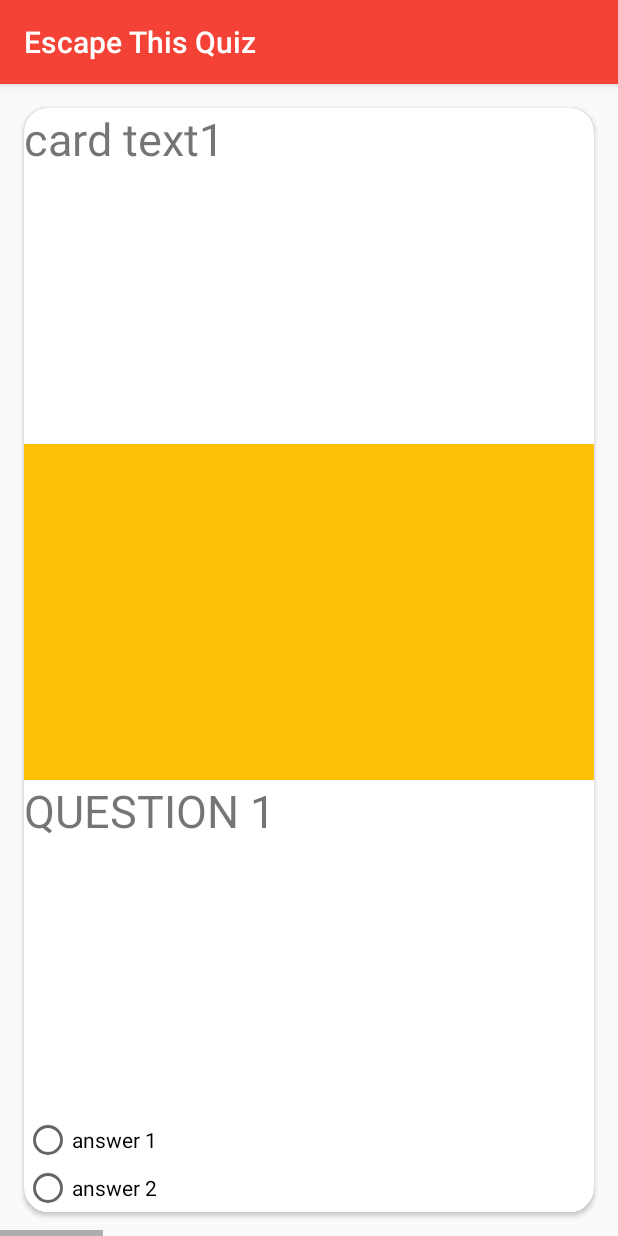
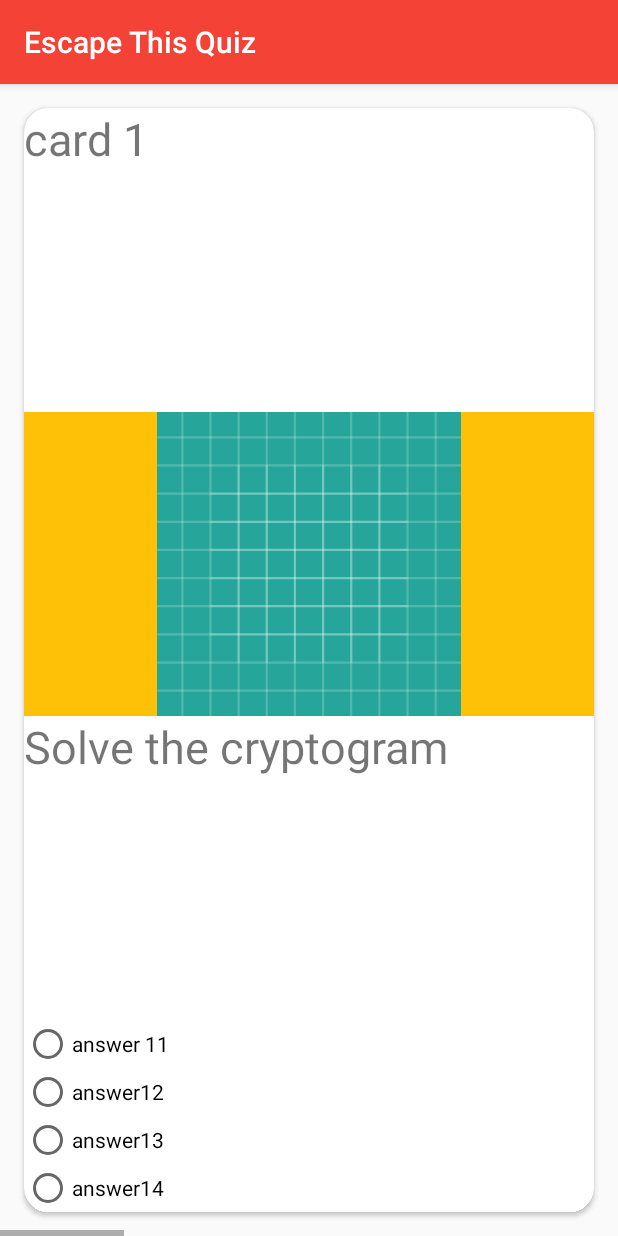
Before and after one commit to Melsara/EscapeThisQuiz, an Android app: the RecyclerActivity screen opened directly, with no data from a screen before it, on a phone screen of 412 x 824 dp. Run offline under Robolectric (Android 15) with nearby library versions, the phone set to English and light mode, and no system bars.

Commit message:
Now working with the help of this https://github.com/lilliCao/AndroidForTest. Adding more answers with respect to the example.

```diff
--- a/app/src/main/java/com/sardegnaisoladicavalli/escapethisquiz/RecyclerActivity.java
+++ b/app/src/main/java/com/sardegnaisoladicavalli/escapethisquiz/RecyclerActivity.java
@@ -4,6 +4,7 @@ import android.support.v7.app.AppCompatActivity;
 import android.support.v7.widget.LinearLayoutManager;
 import android.support.v7.widget.RecyclerView;
 import java.util.ArrayList;
+import java.util.Arrays;
 import java.util.List;
 
 
@@ -21,38 +22,21 @@ public class RecyclerActivity extends AppCompatActivity {
         llm.setOrientation(LinearLayoutManager.HORIZONTAL);
         recList.setLayoutManager(llm);
 
-        RecyclerActivityAdapter ca = new RecyclerActivityAdapter(createList(6));
-        RecyclerActivityAdapter ql = new RecyclerActivityAdapter(setQuestions(5));
-        recList.setAdapter(ql);
+        RecyclerActivityAdapter ca = new RecyclerActivityAdapter(createList());
         recList.setAdapter(ca);
-        ql.notifyDataSetChanged();
         ca.notifyDataSetChanged();
 
     }
 
-    private List<SubActivityData> createList(int size) {
+    private List<SubActivityData> createList() {
 
-        ArrayList<SubActivityData> aList = new ArrayList<SubActivityData>();
-        for (int i=1; i <= size; i++) {
-            SubActivityData ci = new SubActivityData();
-            ci.text = SubActivityData.CARD_TEXT + i;
-
-            aList.add(ci);
-
-
-        }
-
+        ArrayList<SubActivityData> aList = new ArrayList<SubActivityData>(Arrays.asList(
+                new SubActivityData(getString(R.string.question1), "card 1","answer 11", "answer12", "answer13", "answer14", R.drawable.ic_launcher_background),
+                new SubActivityData(getString(R.string.question2), "card 2","answer 21", "answer22", "answer23", "answer24", R.drawable.ic_launcher_background),
+                new SubActivityData(getString(R.string.question3), "card 3","answer 31", "answer32", "answer33", "answer34", R.drawable.ic_launcher_background),
+                new SubActivityData(getString(R.string.question4), "card 4","answer 41", "answer42", "answer43", "answer44", R.drawable.ic_launcher_background),
+                new SubActivityData(getString(R.string.question5), "card 5","answer 51", "answer52", "answer53", "answer54", R.drawable.ic_launcher_background)
+        ));
         return aList;
     }
-
-
-    private List<SubActivityData> setQuestions(int size) {
-
-            SubActivityData ql = new SubActivityData();
-            ql.setQuestion();
-            return (List<SubActivityData>) ql;
-
-        }
-
-
-    }
+}
--- a/app/src/main/java/com/sardegnaisoladicavalli/escapethisquiz/RecyclerActivityAdapter.java
+++ b/app/src/main/java/com/sardegnaisoladicavalli/escapethisquiz/RecyclerActivityAdapter.java
@@ -4,6 +4,8 @@ import android.support.v7.widget.RecyclerView;
 import android.view.LayoutInflater;
 import android.view.View;
 import android.view.ViewGroup;
+import android.widget.ImageView;
+import android.widget.RadioButton;
 import android.widget.TextView;
 import java.util.List;
 
@@ -25,7 +27,12 @@ public class RecyclerActivityAdapter  extends RecyclerView.Adapter<RecyclerActiv
     public void onBindViewHolder(CardViewHolder cardViewHolder, int i) {
         SubActivityData ci = SubActivityData.get(i);
         cardViewHolder.vTitle.setText(ci.text);
-        cardViewHolder.questionField.setText((CharSequence) ci.setQuestion());
+        cardViewHolder.questionField.setText(ci.question);
+        cardViewHolder.answer1.setText(ci.radioText1);
+        cardViewHolder.answer2.setText(ci.radioText2);
+        cardViewHolder.answer3.setText(ci.radioText3);
+        cardViewHolder.answer4.setText(ci.radioText4);
+        cardViewHolder.image.setImageResource(ci.image);
     }
 
     @Override
@@ -41,12 +48,23 @@ public class RecyclerActivityAdapter  extends RecyclerView.Adapter<RecyclerActiv
 
         protected TextView vTitle;
         protected TextView questionField;
+        protected RadioButton answer1;
+        protected RadioButton answer2;
+        protected RadioButton answer3;
+        protected RadioButton answer4;
+
+        protected ImageView image;
 
         public CardViewHolder(View v) {
             super(v);
 
             vTitle = (TextView) v.findViewById(R.id.card_text);
             questionField = (TextView) v.findViewById(R.id.card_question);
+            answer1=v.findViewById(R.id.card_answer1);
+            answer2=v.findViewById(R.id.card_answer2);
+            answer3=v.findViewById(R.id.card_answer3);
+            answer4=v.findViewById(R.id.card_answer4);
+            image=v.findViewById(R.id.card_image);
         }
     }
 }
--- a/app/src/main/java/com/sardegnaisoladicavalli/escapethisquiz/SubActivityData.java
+++ b/app/src/main/java/com/sardegnaisoladicavalli/escapethisquiz/SubActivityData.java
@@ -1,41 +1,27 @@
 package com.sardegnaisoladicavalli.escapethisquiz;
-
-import java.util.ArrayList;
-import java.util.List;
 
 /**
  * Created by Sara on 10/01/2018.
  */
 
-public class SubActivityData extends RecyclerActivity {
-    public static String q1;
-    public static String q2;
-    public static String q3;
-    public static String q4;
-    public static String q5;
+public class SubActivityData {
     protected String text;
+    protected String question;
+       protected String radioText1;
+    protected String radioText2;
+    protected String radioText3;
+    protected String radioText4;
+    protected int image;
     protected static final String CARD_TEXT = "card text";
 
-
-    public List setQuestion() {
-
-        ArrayList questionList = new ArrayList<SubActivityData>();
-        SubActivityData ql = new SubActivityData();
-        q1 = getString(R.string.question1);
-        q2 = getString(R.string.question2);
-        q3 = getString(R.string.question3);
-        q4 = getString(R.string.question4);
-        q5 = getString(R.string.question5);
-        questionList.add(ql);
-        questionList.add(q2);
-        questionList.add(q3);
-        questionList.add(q4);
-        questionList.add(q5);
-
-
-        return questionList;
-
-
+    public SubActivityData(String question, String text, String answer1, String answer2, String answer3, String answer4, int image) {
+        this.text = text;
+        this.question = question;
+        this.radioText1 = answer1;
+        this.radioText2 = answer2;
+        this.radioText3 = answer3;
+        this.radioText4 = answer4;
+        this.image = image;
     }
 
 }
--- a/app/src/main/res/layout/activity_quiz_card.xml
+++ b/app/src/main/res/layout/activity_quiz_card.xml
@@ -12,6 +12,7 @@
     android:padding="8dp"
     app:cardCornerRadius="@dimen/margin"
     tools:context="com.sardegnaisoladicavalli.escapethisquiz.QuizCard">
+
 
     <LinearLayout
         android:layout_width="match_parent"
@@ -28,6 +29,7 @@
             android:textSize="30sp" />
 
         <ImageView
+            android:id="@+id/card_image"
             android:layout_width="match_parent"
             android:layout_height="0dp"
             android:layout_weight="1"
@@ -55,6 +57,18 @@
                 android:onClick="onRadioButtonClicked"/>
 
             <RadioButton android:id="@+id/card_answer2"
+            android:layout_width="wrap_content"
+            android:layout_height="wrap_content"
+            android:text="answer 2"
+            android:onClick="onRadioButtonClicked"/>
+
+            <RadioButton android:id="@+id/card_answer3"
+                android:layout_width="wrap_content"
+                android:layout_height="wrap_content"
+                android:text="answer 2"
+                android:onClick="onRadioButtonClicked"/>
+
+            <RadioButton android:id="@+id/card_answer4"
                 android:layout_width="wrap_content"
                 android:layout_height="wrap_content"
                 android:text="answer 2"
```
